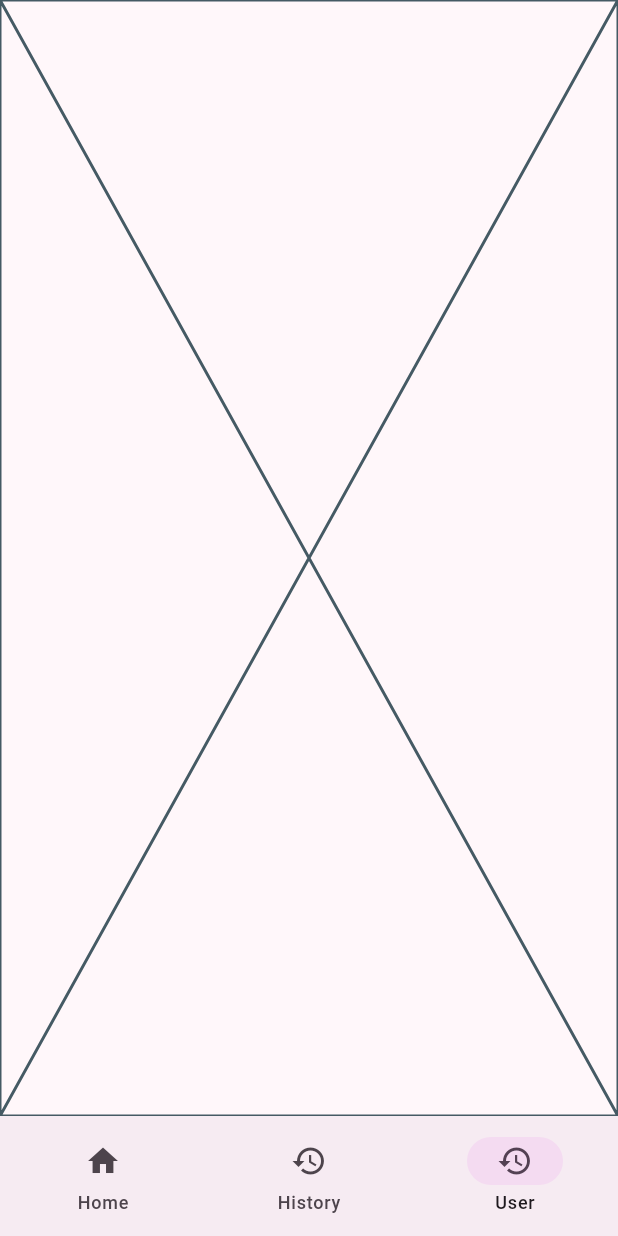
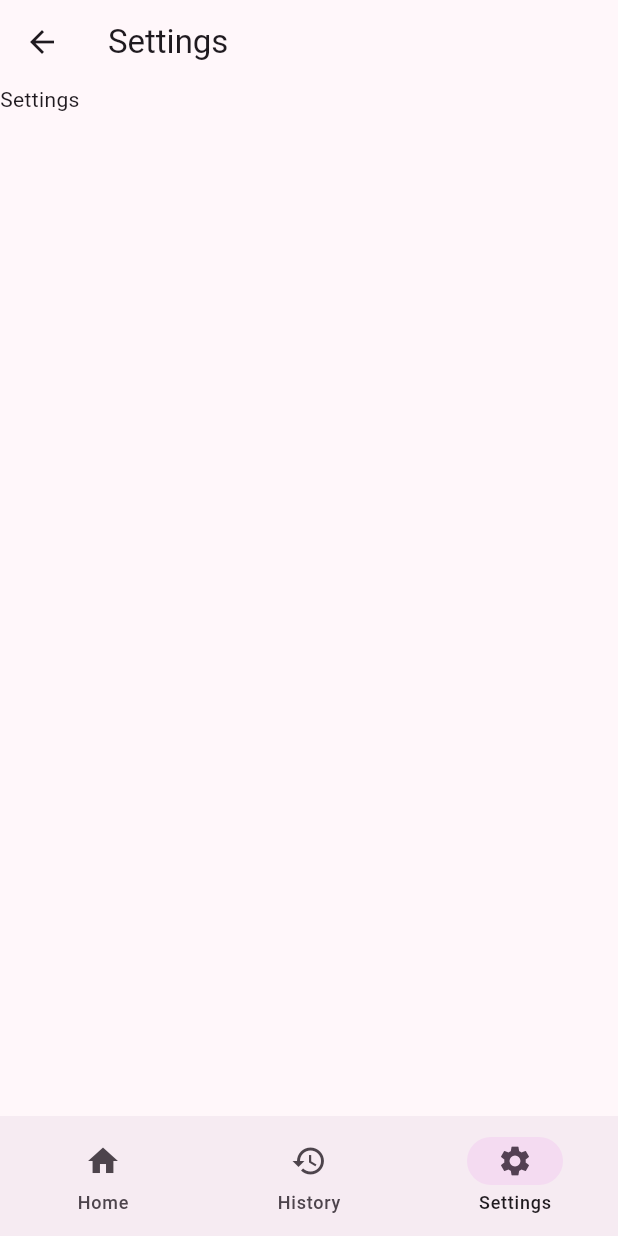
Before and after one commit to tallestlegacy/vee-classifier, a Flutter app: the App screen opened directly, item 3 of the bottom bar chosen, on a phone screen of 412 x 824 dp. Run offline on Flutter 3.47's test engine with Material 3 defaults, Android fonts, the phone set to English and light mode, and no system bars; our stand-ins replace camera, firebase_auth, firebase_core; missing offline and left inert: firebase_ui_auth; accounts and stored records are empty.

Commit message:
it works !!!

```diff
--- a/lib/app.dart
+++ b/lib/app.dart
@@ -1,10 +1,11 @@
+import "package:classifier/routes/history_screen.dart";
 import "package:classifier/utils/theme.dart";
 import "package:firebase_auth/firebase_auth.dart" hide EmailAuthProvider;
 import "package:firebase_ui_auth/firebase_ui_auth.dart";
 import "package:flutter/material.dart";
 
 import "routes/home_screen.dart";
-import "routes/user_screen.dart";
+import "routes/setting_screen.dart";
 
 class AppRoot extends StatelessWidget {
   const AppRoot({super.key});
@@ -58,8 +59,8 @@ class _AppState extends State<App> {
 
   List<Widget> screens = [
     const HomeScreen(),
-    const Placeholder(),
-    const UserScreen(),
+    const HistoryScreen(),
+    const SettingsScreen(),
   ];
 
   List<NavigationDestination> destinations = [
@@ -72,15 +73,18 @@ class _AppState extends State<App> {
       label: "History",
     ),
     const NavigationDestination(
-      icon: Icon(Icons.history),
-      label: "User",
+      icon: Icon(Icons.settings),
+      label: "Settings",
     )
   ];
 
   @override
   Widget build(BuildContext context) {
     return Scaffold(
-      body: screens[currentIndex],
+      body: IndexedStack(
+        index: currentIndex,
+        children: screens,
+      ),
       bottomNavigationBar: NavigationBar(
         destinations: destinations,
         selectedIndex: currentIndex,
--- /dev/null
+++ b/lib/routes/setting_screen.dart
@@ -0,0 +1,13 @@
+import 'package:flutter/material.dart';
+
+class SettingsScreen extends StatelessWidget {
+  const SettingsScreen({super.key});
+
+  @override
+  Widget build(BuildContext context) {
+    return Scaffold(
+      appBar: AppBar(title: const Text("Settings")),
+      body: const Text("Settings"),
+    );
+  }
+}
--- a/lib/routes/user_screen.dart
+++ /dev/null
@@ -1,10 +0,0 @@
-import 'package:flutter/material.dart';
-
-class UserScreen extends StatelessWidget {
-  const UserScreen({super.key});
-
-  @override
-  Widget build(BuildContext context) {
-    return const Placeholder();
-  }
-}
--- a/pubspec.yaml
+++ b/pubspec.yaml
@@ -42,6 +42,7 @@ dependencies:
   firebase_core: ^2.24.2
   firebase_auth: ^4.16.0
   firebase_ui_auth: ^1.12.1
+  http: ^1.1.2
 
 dev_dependencies:
   flutter_test:
```
Also changed, not shown: lib/routes/history_screen.dart (added, +13 -0 lines), lib/routes/home_screen.dart (+30 -2 lines), lib/utils/network.dart (+37 -0 lines), pubspec.lock.
